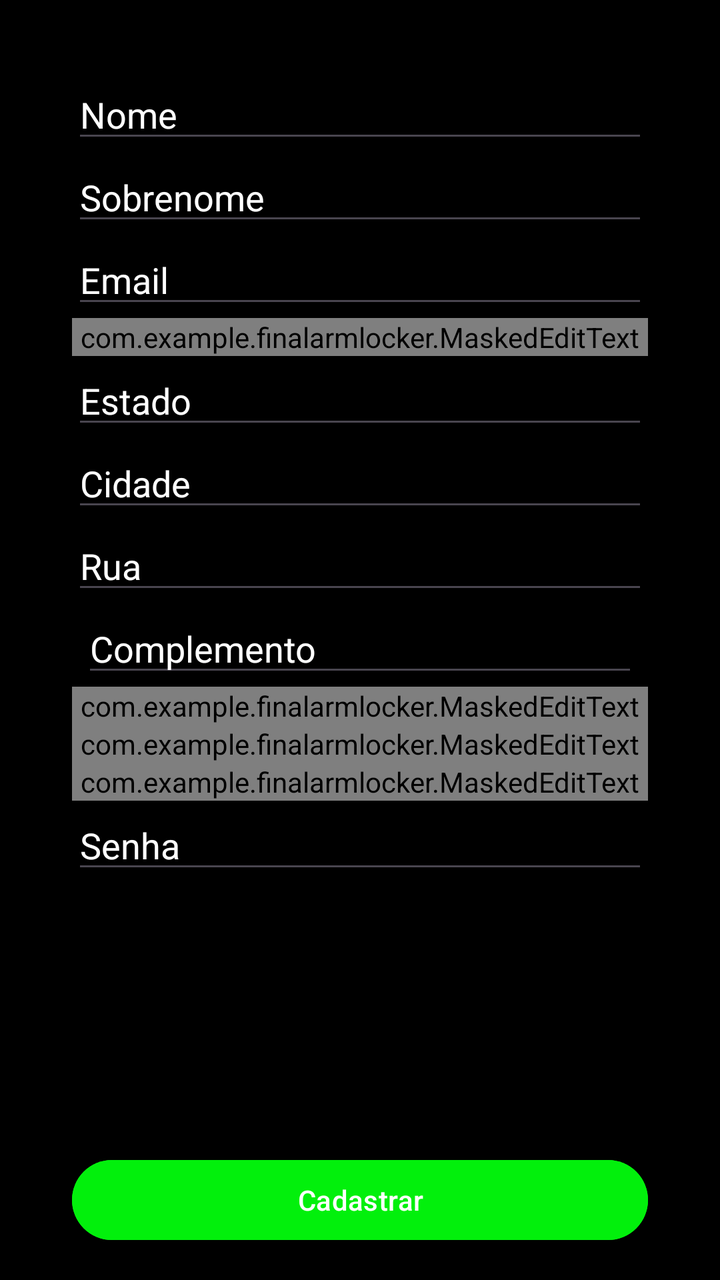
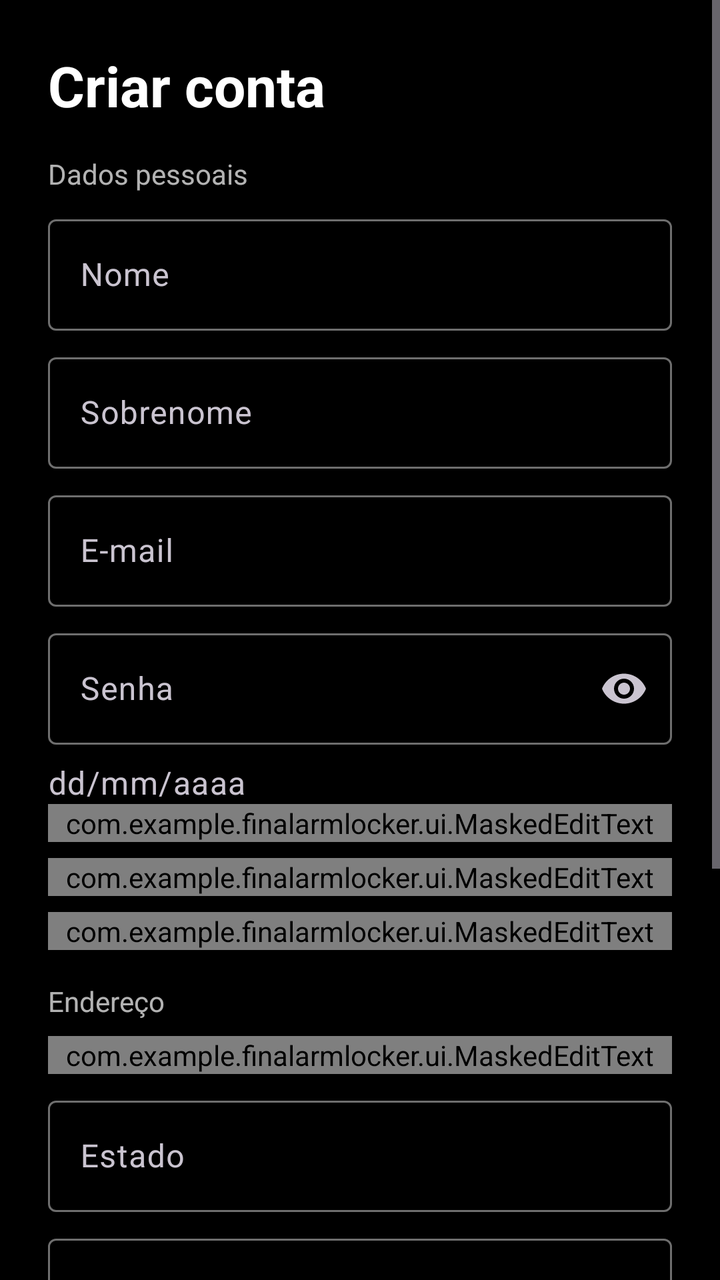

The first picture is an Android layout as it rendered before a commit; the second is the same layout after the commit. The layout source and the unified diff follow.
<!-- AndroidManifest.xml: application theme Theme.FinalArmLocker -->
<!-- res/layout/activity_register.xml -->
<?xml version="1.0" encoding="utf-8"?>
<androidx.constraintlayout.widget.ConstraintLayout xmlns:android="http://schemas.android.com/apk/res/android"
    xmlns:app="http://schemas.android.com/apk/res-auto"
    xmlns:tools="http://schemas.android.com/tools"
    android:layout_width="match_parent"
    android:layout_height="match_parent"
    android:layout_gravity="center"
    android:background="@color/black"
    tools:context=".RegisterActivity">

    <EditText
        android:id="@+id/editTextFirstName"
        android:layout_width="0dp"
        android:layout_height="wrap_content"
        android:layout_marginStart="41dp"
        android:layout_marginTop="35dp"
        android:layout_marginEnd="41dp"
        android:hint="Nome"
        android:textColor="@color/white"
        android:textColorHint="@color/white"
        app:layout_constraintEnd_toEndOf="parent"
        app:layout_constraintStart_toStartOf="parent"
        app:layout_constraintTop_toTopOf="parent"
        app:layout_constraintWidth_percent="0.8" />

    <com.example.finalarmlocker.MaskedEditText
        android:id="@+id/editTextCPF"
        android:layout_width="0dp"
        android:layout_height="wrap_content"
        android:layout_marginStart="41dp"
        android:layout_marginEnd="41dp"
        android:hint="CPF"
        android:inputType="number"
        android:textColor="@color/white"
        android:textColorHint="@color/white"
        app:layout_constraintEnd_toEndOf="parent"
        app:layout_constraintStart_toStartOf="parent"
        app:layout_constraintTop_toBottomOf="@+id/editTextPhone"
        app:layout_constraintWidth_percent="0.8"
        app:mask="###.###.###-##" />

    <com.example.finalarmlocker.MaskedEditText
        android:id="@+id/editTextBirthDate"
        android:layout_width="0dp"
        android:layout_height="wrap_content"
        android:layout_marginStart="41dp"
        android:layout_marginEnd="41dp"
        android:hint="Data de Nascimento"
        android:inputType="date"
        android:textColor="@color/white"
        android:textColorHint="@color/white"
        app:layout_constraintEnd_toEndOf="parent"
        app:layout_constraintStart_toStartOf="parent"
        app:layout_constraintTop_toBottomOf="@+id/editTextCPF"
        app:layout_constraintWidth_percent="0.8"
        app:mask="##/##/####" />

    <EditText
        android:id="@+id/editTextStreet"
        android:layout_width="0dp"
        android:layout_height="wrap_content"
        android:layout_marginStart="41dp"
        android:layout_marginEnd="41dp"
        android:hint="Rua"
        android:textColor="@color/white"
        android:textColorHint="@color/white"
        app:layout_constraintEnd_toEndOf="parent"
        app:layout_constraintStart_toStartOf="parent"
        app:layout_constraintTop_toBottomOf="@+id/editTextCity"
        app:layout_constraintWidth_percent="0.8" />

    <com.example.finalarmlocker.MaskedEditText
        android:id="@+id/editTextCEP"
        android:layout_width="0dp"
        android:layout_height="wrap_content"
        android:layout_marginStart="41dp"
        android:layout_marginEnd="41dp"
        android:hint="CEP"
        android:inputType="number"
        android:textColor="@color/white"
        android:textColorHint="@color/white"
        app:layout_constraintEnd_toEndOf="parent"
        app:layout_constraintStart_toStartOf="parent"
        app:layout_constraintTop_toBottomOf="@+id/editTextEmail"
        app:layout_constraintWidth_percent="0.8"
        app:mask="#####-###" />

    <com.example.finalarmlocker.MaskedEditText
        android:id="@+id/editTextPhone"
        android:layout_width="0dp"
        android:layout_height="wrap_content"
        android:layout_marginStart="41dp"
        android:layout_marginEnd="41dp"
        android:hint="Telefone"
        android:inputType="phone"
        android:textColor="@color/white"
        android:textColorHint="@color/white"
        app:layout_constraintEnd_toEndOf="parent"
        app:layout_constraintStart_toStartOf="parent"
        app:layout_constraintTop_toBottomOf="@+id/editTextApartament"
        app:layout_constraintWidth_percent="0.8"
        app:mask="(##) #####-####" />

    <EditText
        android:id="@+id/editTextEmail"
        android:layout_width="0dp"
        android:layout_height="wrap_content"
        android:layout_marginStart="41dp"
        android:layout_marginEnd="41dp"
        android:hint="Email"
        android:textColor="@color/white"
        android:textColorHint="@color/white"
        app:layout_constraintEnd_toEndOf="parent"
        app:layout_constraintStart_toStartOf="parent"
        app:layout_constraintTop_toBottomOf="@+id/editTextLastName"
        app:layout_constraintWidth_percent="0.8" />

    <EditText
        android:id="@+id/editTextLastName"
        android:layout_width="0dp"
        android:layout_height="wrap_content"
        android:layout_marginStart="41dp"
        android:layout_marginEnd="41dp"
        android:hint="Sobrenome"
        android:textColor="@color/white"
        android:textColorHint="@color/white"
        app:layout_constraintEnd_toEndOf="parent"
        app:layout_constraintStart_toStartOf="parent"
        app:layout_constraintTop_toBottomOf="@+id/editTextFirstName"
        app:layout_constraintWidth_percent="0.8" />


    <EditText
        android:id="@+id/editTextCity"
        android:layout_width="0dp"
        android:layout_height="wrap_content"
        android:layout_marginStart="41dp"
        android:layout_marginEnd="41dp"
        android:hint="Cidade"
        android:textColor="@color/white"
        android:textColorHint="@color/white"
        app:layout_constraintEnd_toEndOf="parent"
        app:layout_constraintStart_toStartOf="parent"
        app:layout_constraintTop_toBottomOf="@+id/editTextState"
        app:layout_constraintWidth_percent="0.8" />

    <EditText
        android:id="@+id/editTextState"
        android:layout_width="0dp"
        android:layout_height="wrap_content"
        android:layout_marginStart="41dp"
        android:layout_marginEnd="41dp"
        android:hint="Estado"
        android:textColor="@color/white"
        android:textColorHint="@color/white"
        app:layout_constraintEnd_toEndOf="parent"
        app:layout_constraintStart_toStartOf="parent"
        app:layout_constraintTop_toBottomOf="@+id/editTextCEP"
        app:layout_constraintWidth_percent="0.8" />

    <EditText
        android:id="@+id/editTextPassword"
        android:layout_width="0dp"
        android:layout_height="wrap_content"
        android:layout_marginStart="41dp"
        android:layout_marginEnd="41dp"
        android:hint="Senha"
        android:inputType="textPassword"
        android:textColor="@color/white"
        android:textColorHint="@color/white"
        app:layout_constraintEnd_toEndOf="parent"
        app:layout_constraintStart_toStartOf="parent"
        app:layout_constraintTop_toBottomOf="@+id/editTextBirthDate"
        app:layout_constraintWidth_percent="0.8" />

    <EditText
        android:id="@+id/editTextApartament"
        android:layout_width="0dp"
        android:layout_height="wrap_content"
        android:layout_marginStart="41dp"
        android:layout_marginEnd="41dp"
        android:hint="Complemento"
        android:textColor="@color/white"
        android:textColorHint="@color/white"
        app:layout_constraintEnd_toEndOf="parent"
        app:layout_constraintStart_toStartOf="parent"
        app:layout_constraintTop_toBottomOf="@+id/editTextStreet" />

    <Button
        android:id="@+id/buttonRegister"
        android:layout_width="0dp"
        android:layout_height="wrap_content"
        android:layout_marginStart="41dp"
        android:layout_marginEnd="41dp"
        android:layout_marginBottom="16dp"
        android:backgroundTint="#02F00C"
        android:backgroundTintMode="src_in"
        android:text="Cadastrar"
        app:layout_constraintBottom_toBottomOf="parent"
        app:layout_constraintEnd_toEndOf="parent"
        app:layout_constraintStart_toStartOf="parent"
        app:layout_constraintWidth_percent="0.8" />

</androidx.constraintlayout.widget.ConstraintLayout>
<!-- resources referenced by this layout -->
<resources>
  <color name="black">#FF000000</color>
  <color name="white">#FFFFFFFF</color>
  <style name="Theme.FinalArmLocker" parent="Base.Theme.FinalArmLocker" />
  <style name="Base.Theme.FinalArmLocker" parent="Theme.Material3.DayNight.NoActionBar">
          
          
      </style>
</resources>

<!-- the commit's change to res/layout/activity_register.xml (unified diff, before → after) -->
@@ -1,204 +1,226 @@
 <?xml version="1.0" encoding="utf-8"?>
-<androidx.constraintlayout.widget.ConstraintLayout xmlns:android="http://schemas.android.com/apk/res/android"
+<ScrollView xmlns:android="http://schemas.android.com/apk/res/android"
     xmlns:app="http://schemas.android.com/apk/res-auto"
     xmlns:tools="http://schemas.android.com/tools"
     android:layout_width="match_parent"
     android:layout_height="match_parent"
-    android:layout_gravity="center"
-    android:background="@color/black"
-    tools:context=".RegisterActivity">
-
-    <EditText
-        android:id="@+id/editTextFirstName"
-        android:layout_width="0dp"
+    tools:context=".ui.RegisterActivity">
+
+    <LinearLayout
+        android:layout_width="match_parent"
         android:layout_height="wrap_content"
-        android:layout_marginStart="41dp"
-        android:layout_marginTop="35dp"
-        android:layout_marginEnd="41dp"
-        android:hint="Nome"
-        android:textColor="@color/white"
-        android:textColorHint="@color/white"
-        app:layout_constraintEnd_toEndOf="parent"
-        app:layout_constraintStart_toStartOf="parent"
-        app:layout_constraintTop_toTopOf="parent"
-        app:layout_constraintWidth_percent="0.8" />
-
-    <com.example.finalarmlocker.MaskedEditText
-        android:id="@+id/editTextCPF"
-        android:layout_width="0dp"
-        android:layout_height="wrap_content"
-        android:layout_marginStart="41dp"
-        android:layout_marginEnd="41dp"
-        android:hint="CPF"
-        android:inputType="number"
-        android:textColor="@color/white"
-        android:textColorHint="@color/white"
-        app:layout_constraintEnd_toEndOf="parent"
-        app:layout_constraintStart_toStartOf="parent"
-        app:layout_constraintTop_toBottomOf="@+id/editTextPhone"
-        app:layout_constraintWidth_percent="0.8"
-        app:mask="###.###.###-##" />
-
-    <com.example.finalarmlocker.MaskedEditText
-        android:id="@+id/editTextBirthDate"
-        android:layout_width="0dp"
-        android:layout_height="wrap_content"
-        android:layout_marginStart="41dp"
-        android:layout_marginEnd="41dp"
-        android:hint="Data de Nascimento"
-        android:inputType="date"
-        android:textColor="@color/white"
-        android:textColorHint="@color/white"
-        app:layout_constraintEnd_toEndOf="parent"
-        app:layout_constraintStart_toStartOf="parent"
-        app:layout_constraintTop_toBottomOf="@+id/editTextCPF"
-        app:layout_constraintWidth_percent="0.8"
-        app:mask="##/##/####" />
-
-    <EditText
-        android:id="@+id/editTextStreet"
-        android:layout_width="0dp"
-        android:layout_height="wrap_content"
-        android:layout_marginStart="41dp"
-        android:layout_marginEnd="41dp"
-        android:hint="Rua"
-        android:textColor="@color/white"
-        android:textColorHint="@color/white"
-        app:layout_constraintEnd_toEndOf="parent"
-        app:layout_constraintStart_toStartOf="parent"
-        app:layout_constraintTop_toBottomOf="@+id/editTextCity"
-        app:layout_constraintWidth_percent="0.8" />
-
-    <com.example.finalarmlocker.MaskedEditText
-        android:id="@+id/editTextCEP"
-        android:layout_width="0dp"
-        android:layout_height="wrap_content"
-        android:layout_marginStart="41dp"
-        android:layout_marginEnd="41dp"
-        android:hint="CEP"
-        android:inputType="number"
-        android:textColor="@color/white"
-        android:textColorHint="@color/white"
-        app:layout_constraintEnd_toEndOf="parent"
-        app:layout_constraintStart_toStartOf="parent"
-        app:layout_constraintTop_toBottomOf="@+id/editTextEmail"
-        app:layout_constraintWidth_percent="0.8"
-        app:mask="#####-###" />
-
-    <com.example.finalarmlocker.MaskedEditText
-        android:id="@+id/editTextPhone"
-        android:layout_width="0dp"
-        android:layout_height="wrap_content"
-        android:layout_marginStart="41dp"
-        android:layout_marginEnd="41dp"
-        android:hint="Telefone"
-        android:inputType="phone"
-        android:textColor="@color/white"
-        android:textColorHint="@color/white"
-        app:layout_constraintEnd_toEndOf="parent"
-        app:layout_constraintStart_toStartOf="parent"
-        app:layout_constraintTop_toBottomOf="@+id/editTextApartament"
-        app:layout_constraintWidth_percent="0.8"
-        app:mask="(##) #####-####" />
-
-    <EditText
-        android:id="@+id/editTextEmail"
-        android:layout_width="0dp"
-        android:layout_height="wrap_content"
-        android:layout_marginStart="41dp"
-        android:layout_marginEnd="41dp"
-        android:hint="Email"
-        android:textColor="@color/white"
-        android:textColorHint="@color/white"
-        app:layout_constraintEnd_toEndOf="parent"
-        app:layout_constraintStart_toStartOf="parent"
-        app:layout_constraintTop_toBottomOf="@+id/editTextLastName"
-        app:layout_constraintWidth_percent="0.8" />
-
-    <EditText
-        android:id="@+id/editTextLastName"
-        android:layout_width="0dp"
-        android:layout_height="wrap_content"
-        android:layout_marginStart="41dp"
-        android:layout_marginEnd="41dp"
-        android:hint="Sobrenome"
-        android:textColor="@color/white"
-        android:textColorHint="@color/white"
-        app:layout_constraintEnd_toEndOf="parent"
-        app:layout_constraintStart_toStartOf="parent"
-        app:layout_constraintTop_toBottomOf="@+id/editTextFirstName"
-        app:layout_constraintWidth_percent="0.8" />
-
-
-    <EditText
-        android:id="@+id/editTextCity"
-        android:layout_width="0dp"
-        android:layout_height="wrap_content"
-        android:layout_marginStart="41dp"
-        android:layout_marginEnd="41dp"
-        android:hint="Cidade"
-        android:textColor="@color/white"
-        android:textColorHint="@color/white"
-        app:layout_constraintEnd_toEndOf="parent"
-        app:layout_constraintStart_toStartOf="parent"
-        app:layout_constraintTop_toBottomOf="@+id/editTextState"
-        app:layout_constraintWidth_percent="0.8" />
-
-    <EditText
-        android:id="@+id/editTextState"
-        android:layout_width="0dp"
-        android:layout_height="wrap_content"
-        android:layout_marginStart="41dp"
-        android:layout_marginEnd="41dp"
-        android:hint="Estado"
-        android:textColor="@color/white"
-        android:textColorHint="@color/white"
-        app:layout_constraintEnd_toEndOf="parent"
-        app:layout_constraintStart_toStartOf="parent"
-        app:layout_constraintTop_toBottomOf="@+id/editTextCEP"
-        app:layout_constraintWidth_percent="0.8" />
-
-    <EditText
-        android:id="@+id/editTextPassword"
-        android:layout_width="0dp"
-        android:layout_height="wrap_content"
-        android:layout_marginStart="41dp"
-        android:layout_marginEnd="41dp"
-        android:hint="Senha"
-        android:inputType="textPassword"
-        android:textColor="@color/white"
-        android:textColorHint="@color/white"
-        app:layout_constraintEnd_toEndOf="parent"
-        app:layout_constraintStart_toStartOf="parent"
-        app:layout_constraintTop_toBottomOf="@+id/editTextBirthDate"
-        app:layout_constraintWidth_percent="0.8" />
-
-    <EditText
-        android:id="@+id/editTextApartament"
-        android:layout_width="0dp"
-        android:layout_height="wrap_content"
-        android:layout_marginStart="41dp"
-        android:layout_marginEnd="41dp"
-        android:hint="Complemento"
-        android:textColor="@color/white"
-        android:textColorHint="@color/white"
-        app:layout_constraintEnd_toEndOf="parent"
-        app:layout_constraintStart_toStartOf="parent"
-        app:layout_constraintTop_toBottomOf="@+id/editTextStreet" />
-
-    <Button
-        android:id="@+id/buttonRegister"
-        android:layout_width="0dp"
-        android:layout_height="wrap_content"
-        android:layout_marginStart="41dp"
-        android:layout_marginEnd="41dp"
-        android:layout_marginBottom="16dp"
-        android:backgroundTint="#02F00C"
-        android:backgroundTintMode="src_in"
-        android:text="Cadastrar"
-        app:layout_constraintBottom_toBottomOf="parent"
-        app:layout_constraintEnd_toEndOf="parent"
-        app:layout_constraintStart_toStartOf="parent"
-        app:layout_constraintWidth_percent="0.8" />
-
-</androidx.constraintlayout.widget.ConstraintLayout>
+        android:orientation="vertical"
+        android:padding="24dp">
+
+        <TextView
+            style="@style/ArmLocker.ScreenTitle"
+            android:layout_width="wrap_content"
+            android:layout_height="wrap_content"
+            android:text="@string/register_title" />
+
+        <TextView
+            style="@style/ArmLocker.SectionLabel"
+            android:layout_width="wrap_content"
+            android:layout_height="wrap_content"
+            android:layout_marginTop="0dp"
+            android:text="@string/register_section_personal" />
+
+        <com.google.android.material.textfield.TextInputLayout
+            android:id="@+id/inputLayoutFirstName"
+            style="@style/ArmLocker.Field"
+            android:layout_width="match_parent"
+            android:layout_height="wrap_content"
+            android:hint="@string/hint_first_name">
+
+            <com.google.android.material.textfield.TextInputEditText
+                android:id="@+id/editTextFirstName"
+                android:layout_width="match_parent"
+                android:layout_height="wrap_content"
+                android:autofillHints="personGivenName"
+                android:inputType="textPersonName|textCapWords" />
+        </com.google.android.material.textfield.TextInputLayout>
+
+        <com.google.android.material.textfield.TextInputLayout
+            android:id="@+id/inputLayoutLastName"
+            style="@style/ArmLocker.Field"
+            android:layout_width="match_parent"
+            android:layout_height="wrap_content"
+            android:hint="@string/hint_last_name">
+
+            <com.google.android.material.textfield.TextInputEditText
+                android:id="@+id/editTextLastName"
+                android:layout_width="match_parent"
+                android:layout_height="wrap_content"
+                android:autofillHints="personFamilyName"
+                android:inputType="textPersonName|textCapWords" />
+        </com.google.android.material.textfield.TextInputLayout>
+
+        <com.google.android.material.textfield.TextInputLayout
+            android:id="@+id/inputLayoutEmail"
+            style="@style/ArmLocker.Field"
+            android:layout_width="match_parent"
+            android:layout_height="wrap_content"
+            android:hint="@string/hint_email">
+
+            <com.google.android.material.textfield.TextInputEditText
+                android:id="@+id/editTextEmail"
+                android:layout_width="match_parent"
+                android:layout_height="wrap_content"
+                android:autofillHints="emailAddress"
+                android:inputType="textEmailAddress" />
+        </com.google.android.material.textfield.TextInputLayout>
+
+        <com.google.android.material.textfield.TextInputLayout
+            android:id="@+id/inputLayoutPassword"
+            style="@style/ArmLocker.Field"
+            android:layout_width="match_parent"
+            android:layout_height="wrap_content"
+            android:hint="@string/hint_password"
+            app:endIconMode="password_toggle">
+
+            <com.google.android.material.textfield.TextInputEditText
+                android:id="@+id/editTextPassword"
+                android:layout_width="match_parent"
+                android:layout_height="wrap_content"
+                android:autofillHints="newPassword"
+                android:inputType="textPassword" />
+        </com.google.android.material.textfield.TextInputLayout>
+
+        <com.google.android.material.textfield.TextInputLayout
+            android:id="@+id/inputLayoutBirthDate"
+            style="@style/ArmLocker.Field"
+            android:layout_width="match_parent"
+            android:layout_height="wrap_content"
+            android:hint="@string/hint_birth_date"
+            app:placeholderText="dd/mm/aaaa">
+
+            <com.example.finalarmlocker.ui.MaskedEditText
+                android:id="@+id/editTextBirthDate"
+                android:layout_width="match_parent"
+                android:layout_height="wrap_content"
+                android:inputType="date"
+                app:mask="##/##/####" />
+        </com.google.android.material.textfield.TextInputLayout>
+
+        <com.google.android.material.textfield.TextInputLayout
+            android:id="@+id/inputLayoutCpf"
+            style="@style/ArmLocker.Field"
+            android:layout_width="match_parent"
+            android:layout_height="wrap_content"
+            android:hint="@string/hint_cpf">
+
+            <com.example.finalarmlocker.ui.MaskedEditText
+                android:id="@+id/editTextCPF"
+                android:layout_width="match_parent"
+                android:layout_height="wrap_content"
+                android:inputType="number"
+                android:digits="0123456789.-"
+                app:mask="###.###.###-##" />
+        </com.google.android.material.textfield.TextInputLayout>
+
+        <com.google.android.material.textfield.TextInputLayout
+            android:id="@+id/inputLayoutPhone"
+            style="@style/ArmLocker.Field"
+            android:layout_width="match_parent"
+            android:layout_height="wrap_content"
+            android:hint="@string/hint_phone">
+
+            <com.example.finalarmlocker.ui.MaskedEditText
+                android:id="@+id/editTextPhone"
+                android:layout_width="match_parent"
+                android:layout_height="wrap_content"
+                android:autofillHints="phoneNational"
+                android:inputType="phone"
+                app:mask="(##) #####-####" />
+        </com.google.android.material.textfield.TextInputLayout>
+
+        <TextView
+            style="@style/ArmLocker.SectionLabel"
+            android:layout_width="wrap_content"
+            android:layout_height="wrap_content"
+            android:text="@string/register_section_address" />
+
+        <com.google.android.material.textfield.TextInputLayout
+            android:id="@+id/inputLayoutCep"
+            style="@style/ArmLocker.Field"
+            android:layout_width="match_parent"
+            android:layout_height="wrap_content"
+            android:hint="@string/hint_cep">
+
+            <com.example.finalarmlocker.ui.MaskedEditText
+                android:id="@+id/editTextCEP"
+                android:layout_width="match_parent"
+                android:layout_height="wrap_content"
+                android:autofillHints="postalCode"
+                android:inputType="number"
+                android:digits="0123456789-"
+                app:mask="#####-###" />
+        </com.google.android.material.textfield.TextInputLayout>
+
+        <com.google.android.material.textfield.TextInputLayout
+            android:id="@+id/inputLayoutState"
+            style="@style/ArmLocker.Field"
+            android:layout_width="match_parent"
+            android:layout_height="wrap_content"
+            android:hint="@string/hint_state">
+
+            <com.google.android.material.textfield.TextInputEditText
+                android:id="@+id/editTextState"
+                android:layout_width="match_parent"
+                android:layout_height="wrap_content"
+                android:inputType="textPostalAddress|textCapWords" />
+        </com.google.android.material.textfield.TextInputLayout>
+
+        <com.google.android.material.textfield.TextInputLayout
+            android:id="@+id/inputLayoutCity"
+            style="@style/ArmLocker.Field"
+            android:layout_width="match_parent"
+            android:layout_height="wrap_content"
+            android:hint="@string/hint_city">
+
+            <com.google.android.material.textfield.TextInputEditText
+                android:id="@+id/editTextCity"
+                android:layout_width="match_parent"
+                android:layout_height="wrap_content"
+                android:inputType="textPostalAddress|textCapWords" />
+        </com.google.android.material.textfield.TextInputLayout>
+
+        <com.google.android.material.textfield.TextInputLayout
+            android:id="@+id/inputLayoutStreet"
+            style="@style/ArmLocker.Field"
+            android:layout_width="match_parent"
+            android:layout_height="wrap_content"
+            android:hint="@string/hint_street">
+
+            <com.google.android.material.textfield.TextInputEditText
+                android:id="@+id/editTextStreet"
+                android:layout_width="match_parent"
+                android:layout_height="wrap_content"
+                android:inputType="textPostalAddress|textCapWords" />
+        </com.google.android.material.textfield.TextInputLayout>
+
+        <com.google.android.material.textfield.TextInputLayout
+            android:id="@+id/inputLayoutApartment"
+            style="@style/ArmLocker.Field"
+            android:layout_width="match_parent"
+            android:layout_height="wrap_content"
+            android:hint="@string/hint_apartment"
+            app:helperText="@string/helper_apartment">
+
+            <com.google.android.material.textfield.TextInputEditText
+                android:id="@+id/editTextApartament"
+                android:layout_width="match_parent"
+                android:layout_height="wrap_content"
+                android:imeOptions="actionDone"
+                android:inputType="text" />
+        </com.google.android.material.textfield.TextInputLayout>
+
+        <Button
+            android:id="@+id/buttonRegister"
+            android:layout_width="match_parent"
+            android:layout_height="wrap_content"
+            android:layout_marginTop="24dp"
+            android:text="@string/action_create_account" />
+
+    </LinearLayout>
+</ScrollView>
<!-- resource entries referenced after the edit -->
@@ -1,11 +1,56 @@
 <!-- resources referenced by this layout -->
 <resources>
+  <string name="action_create_account">Cadastrar</string>
+  <string name="helper_apartment">O entregador vai usar este valor para registrar suas encomendas.</string>
+  <string name="hint_apartment">Apartamento / complemento</string>
+  <string name="hint_birth_date">Data de nascimento</string>
+  <string name="hint_cep">CEP</string>
+  <string name="hint_city">Cidade</string>
+  <string name="hint_cpf">CPF</string>
+  <string name="hint_email">E-mail</string>
+  <string name="hint_first_name">Nome</string>
+  <string name="hint_last_name">Sobrenome</string>
+  <string name="hint_password">Senha</string>
+  <string name="hint_phone">Telefone</string>
+  <string name="hint_state">Estado</string>
+  <string name="hint_street">Rua</string>
+  <string name="register_section_address">Endereço</string>
+  <string name="register_section_personal">Dados pessoais</string>
+  <string name="register_title">Criar conta</string>
+  <style name="ArmLocker.Field" parent="Widget.Material3.TextInputLayout.OutlinedBox">
+          <item name="android:layout_marginTop">8dp</item>
+      </style>
+  <style name="ArmLocker.ScreenTitle" parent="">
+          <item name="android:textColor">@color/white</item>
+          <item name="android:textSize">28sp</item>
+          <item name="android:textStyle">bold</item>
+          <item name="android:layout_marginBottom">16dp</item>
+      </style>
+  <style name="ArmLocker.SectionLabel" parent="">
+          <item name="android:textColor">@color/text_secondary</item>
+          <item name="android:textSize">14sp</item>
+          <item name="android:layout_marginTop">16dp</item>
+      </style>
   <color name="black">#FF000000</color>
+  <color name="danger">#FFFB2A1B</color>
+  <color name="surface">#FF161616</color>
+  <color name="outline">#FF6E6E6E</color>
   <color name="white">#FFFFFFFF</color>
+  <color name="text_secondary">#B3FFFFFF</color>
   <style name="Theme.FinalArmLocker" parent="Base.Theme.FinalArmLocker" />
-  <style name="Base.Theme.FinalArmLocker" parent="Theme.Material3.DayNight.NoActionBar">
-          
-          
+  <style name="Base.Theme.FinalArmLocker" parent="Theme.Material3.Dark.NoActionBar">
+          <item name="colorPrimary">@color/white</item>
+          <item name="colorOnPrimary">@color/black</item>
+          <item name="colorSecondary">@color/white</item>
+          <item name="colorOnSecondary">@color/black</item>
+          <item name="colorError">@color/danger</item>
+          <item name="colorSurface">@color/surface</item>
+          <item name="colorOutline">@color/outline</item>
+          <item name="android:colorBackground">@color/black</item>
+          <item name="android:windowBackground">@color/black</item>
+          <item name="android:statusBarColor">@color/black</item>
+          <item name="android:navigationBarColor">@color/black</item>
+          <item name="textInputStyle">@style/Widget.Material3.TextInputLayout.OutlinedBox</item>
       </style>
 </resources>
 
